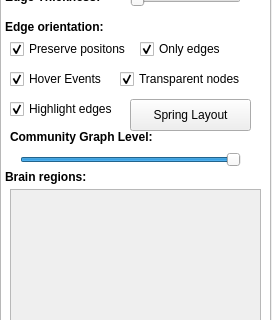
The window that brain-vis/UIFiles/interface.ui (sugeerth/BrainModulyzer) describes before a commit, drawn with Qt 5; both pictures show x 0 to 272 and y 121 to 441 of the 272 by 731 pixel window.
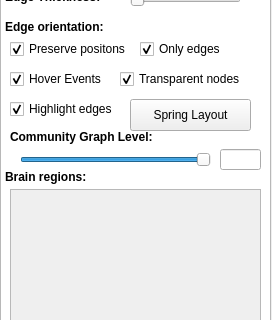
The same window after the commit.

```diff
--- a/brain-vis/UIFiles/interface.ui
+++ b/brain-vis/UIFiles/interface.ui
@@ -430,7 +430,7 @@
     <rect>
      <x>20</x>
      <y>270</y>
-     <width>221</width>
+     <width>191</width>
      <height>22</height>
     </rect>
    </property>
@@ -447,6 +447,16 @@
     <enum>Qt::Horizontal</enum>
    </property>
   </widget>
+  <widget class="QLineEdit" name="communityLevelLineEdit">
+   <property name="geometry">
+    <rect>
+     <x>220</x>
+     <y>270</y>
+     <width>41</width>
+     <height>21</height>
+    </rect>
+   </property>
+  </widget>
  </widget>
  <resources/>
  <connections/>
```
